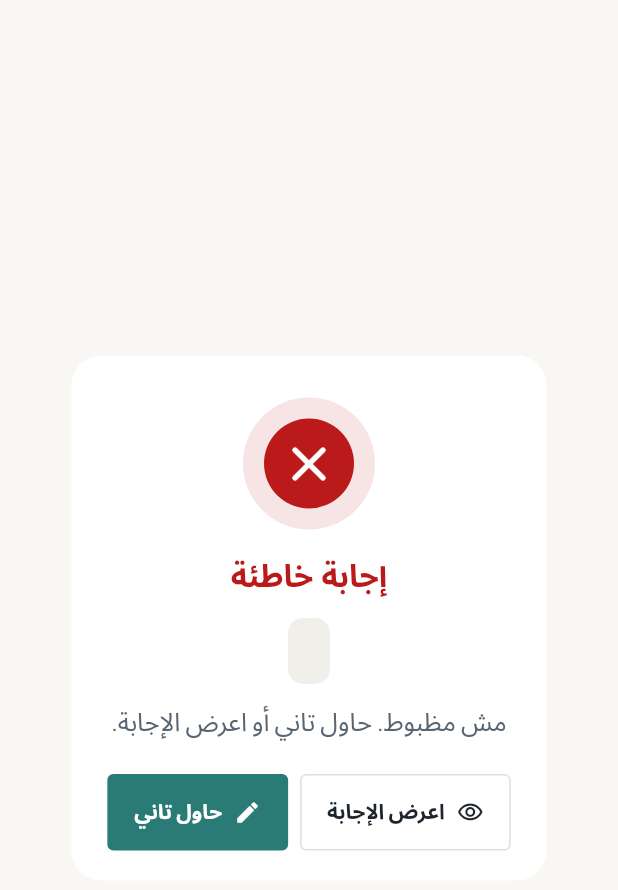
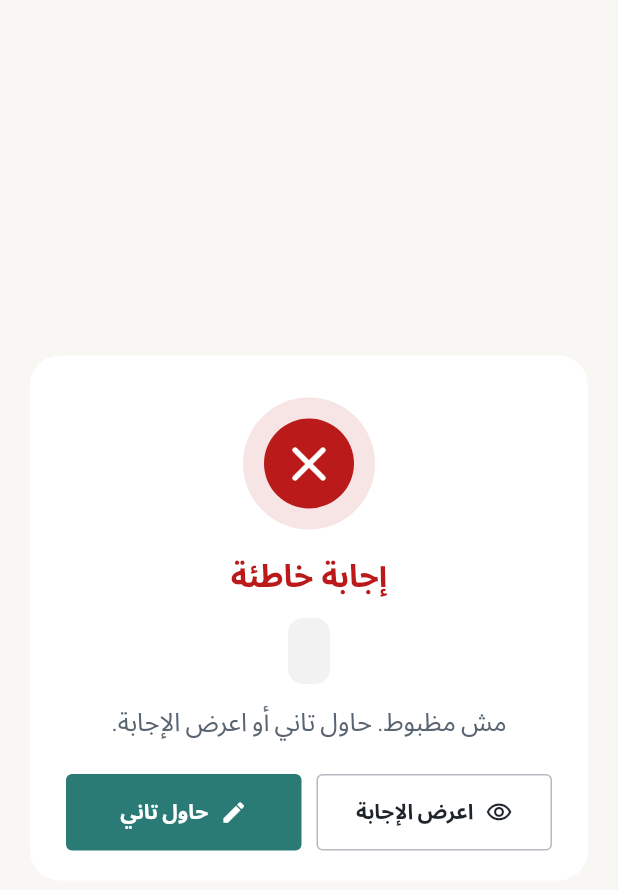
Before and after one commit to MoamenGo/3Langs, a Flutter app: the _AnswerFeedbackDialog widget shown alone on an empty page, opened directly with empty values, on a phone screen of 412 x 824 dp. Shown: the top 890 px of the screen. Run offline on Flutter 3.47's test engine with Material 3 defaults, Android fonts, the phone set to English and light mode, and no system bars; our stand-ins replace connectivity_plus, cupertino_ui, flutter_riverpod, flutter_tts, go_router, material_ui and 4 more; missing offline and left inert: dart:js_interop; accounts and stored records are empty; statements that could not run were skipped.

Commit message:
Polish the answer popup on phones and under the glass style
Popup buttons sit side by side on one line, the step counter reads 1 / 8
in Arabic too, and dialogs and menus stay opaque under the glass style.

Co-Authored-By: Claude Opus 5.5 <noreply@anthropic.com>
Claude-Session: https://claude.ai/code/session_01BdHn24WSsd1B3AdTaHeyuy

```diff
--- a/app/lib/core/theme.dart
+++ b/app/lib/core/theme.dart
@@ -338,10 +338,8 @@ ThemeData buildTheme(
           blobB: c.canvas,
           base: c.canvas,
         );
-  // Menus and dialogs float above the page: keep them nearly opaque.
-  final floating = glass
-      ? base.surface.withValues(alpha: dark ? 0.9 : 0.94)
-      : c.surface;
+  // Menus and dialogs float above the page: keep them opaque.
+  final floating = glass ? base.surface : c.surface;
   final text = _textTheme(c);
   final rule = BorderSide(color: c.rule);
   RoundedRectangleBorder r(double v, [BorderSide side = BorderSide.none]) =>
--- a/app/lib/features/course/exercises.dart
+++ b/app/lib/features/course/exercises.dart
@@ -446,6 +446,7 @@ class _FillBlankRunnerState extends ConsumerState<FillBlankRunner> {
             const SizedBox(width: 12),
             BidiText(
               '${_index + 1} / $total',
+              textDirection: TextDirection.ltr,
               style: text.labelLarge?.copyWith(color: mx.muted),
             ),
           ],
@@ -669,14 +670,15 @@ class _AnswerFeedbackDialog extends StatelessWidget {
     final text = Theme.of(context).textTheme;
     final color = right ? mx.primary : Theme.of(context).colorScheme.error;
     void close(_Feedback f) => Navigator.of(context).pop(f);
+    const pad = EdgeInsets.symmetric(horizontal: 8, vertical: 14);
 
     final actions = <Widget>[
       if (right || revealed) ...[
-        TextButton.icon(
+        OutlinedButton.icon(
           key: const Key('fb-edit'),
           onPressed: () => close(_Feedback.edit),
           icon: const Icon(Icons.edit_rounded, size: 18),
-          label: BidiText(context.tr('Edit answer', 'تعديل الإجابة')),
+          label: BidiText(context.tr('Edit', 'تعديل')),
         ),
         FilledButton.icon(
           key: const Key('fb-next'),
@@ -701,7 +703,8 @@ class _AnswerFeedbackDialog extends StatelessWidget {
     ];
 
     return Dialog(
-      backgroundColor: mx.surface,
+      insetPadding: const EdgeInsets.symmetric(horizontal: 20, vertical: 24),
+      // The theme's dialog colour stays nearly opaque under the glass style.
       shape: RoundedRectangleBorder(borderRadius: BorderRadius.circular(20)),
       child: ConstrainedBox(
         constraints: const BoxConstraints(maxWidth: 380),
@@ -757,7 +760,7 @@ class _AnswerFeedbackDialog extends StatelessWidget {
                   vertical: 10,
                 ),
                 decoration: BoxDecoration(
-                  color: mx.surface2,
+                  color: mx.ink.withValues(alpha: 0.06),
                   borderRadius: BorderRadius.circular(10),
                 ),
                 child: BidiText(
@@ -783,11 +786,33 @@ class _AnswerFeedbackDialog extends StatelessWidget {
                 ),
               ),
               const SizedBox(height: 20),
-              Wrap(
-                alignment: WrapAlignment.center,
-                spacing: 8,
-                runSpacing: 8,
-                children: actions,
+              Theme(
+                // Compact buttons so both labels fit on one line.
+                data: Theme.of(context).copyWith(
+                  outlinedButtonTheme: OutlinedButtonThemeData(
+                    style: Theme.of(context).outlinedButtonTheme.style
+                        ?.copyWith(
+                          padding: const WidgetStatePropertyAll(pad),
+                          backgroundColor: const WidgetStatePropertyAll(
+                            Colors.transparent,
+                          ),
+                          side: WidgetStatePropertyAll(
+                            BorderSide(color: mx.muted.withValues(alpha: 0.45)),
+                          ),
+                        ),
+                  ),
+                  filledButtonTheme: FilledButtonThemeData(
+                    style: Theme.of(context).filledButtonTheme.style
+                        ?.copyWith(padding: const WidgetStatePropertyAll(pad)),
+                  ),
+                ),
+                child: Row(
+                  children: [
+                    Expanded(child: actions[0]),
+                    const SizedBox(width: 10),
+                    Expanded(child: actions[1]),
+                  ],
+                ),
               ),
             ],
           ),
```
